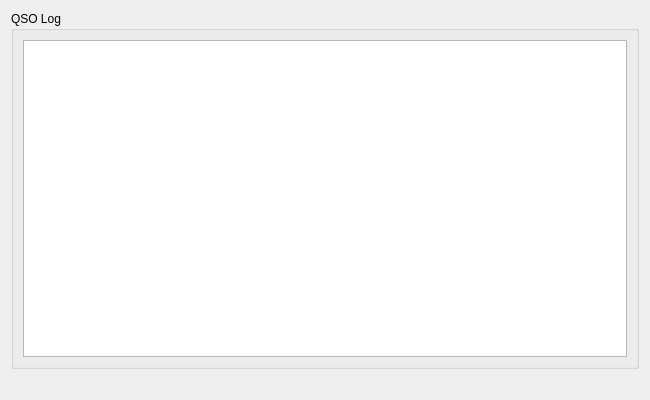
Above: ui/logviewer.ui from gladdware/qhamlog before the change. Below: the same form after it.
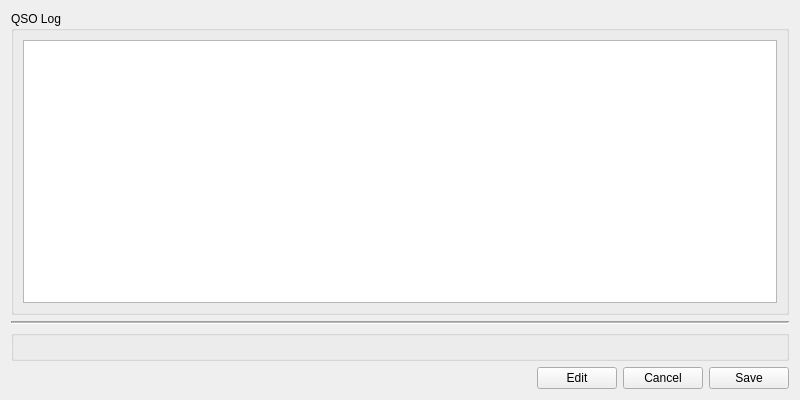
That is the form after the change. Custom widgets are drawn as their Qt base class.

Commit message: Major UI overhaul: pull QSO data form out into custom widget and begin to implement QSO record editing

```diff
--- a/ui/logviewer.ui
+++ b/ui/logviewer.ui
@@ -6,13 +6,19 @@
    <rect>
     <x>0</x>
     <y>0</y>
-    <width>650</width>
+    <width>800</width>
     <height>400</height>
    </rect>
   </property>
+  <property name="sizePolicy">
+   <sizepolicy hsizetype="MinimumExpanding" vsizetype="MinimumExpanding">
+    <horstretch>1</horstretch>
+    <verstretch>1</verstretch>
+   </sizepolicy>
+  </property>
   <property name="minimumSize">
    <size>
-    <width>650</width>
+    <width>800</width>
     <height>300</height>
    </size>
   </property>
@@ -23,7 +29,7 @@
    <item>
     <widget class="QGroupBox" name="groupBox">
      <property name="sizePolicy">
-      <sizepolicy hsizetype="Expanding" vsizetype="Expanding">
+      <sizepolicy hsizetype="Expanding" vsizetype="MinimumExpanding">
        <horstretch>1</horstretch>
        <verstretch>1</verstretch>
       </sizepolicy>
@@ -31,15 +37,21 @@
      <property name="title">
       <string>QSO Log</string>
      </property>
-     <layout class="QVBoxLayout" name="verticalLayout_2">
+     <layout class="QVBoxLayout" name="verticalLayout_2" stretch="0">
       <item>
        <widget class="QTableView" name="qsoLogTable">
         <property name="sizePolicy">
-         <sizepolicy hsizetype="Expanding" vsizetype="Expanding">
+         <sizepolicy hsizetype="MinimumExpanding" vsizetype="MinimumExpanding">
           <horstretch>1</horstretch>
           <verstretch>1</verstretch>
          </sizepolicy>
         </property>
+        <property name="minimumSize">
+         <size>
+          <width>0</width>
+          <height>120</height>
+         </size>
+        </property>
         <property name="selectionMode">
          <enum>QAbstractItemView::SingleSelection</enum>
         </property>
@@ -55,14 +67,60 @@
     </widget>
    </item>
    <item>
-    <widget class="QLabel" name="statusLbl">
-     <property name="text">
-      <string/>
+    <widget class="Line" name="line">
+     <property name="midLineWidth">
+      <number>1</number>
+     </property>
+     <property name="orientation">
+      <enum>Qt::Horizontal</enum>
      </property>
     </widget>
    </item>
+   <item>
+    <widget class="QsoDataForm" name="qsoForm"/>
+   </item>
+   <item>
+    <layout class="QHBoxLayout" name="horizontalLayout_2" stretch="1,0,0,0">
+     <item>
+      <widget class="QLabel" name="statusLbl">
+       <property name="text">
+        <string/>
+       </property>
+      </widget>
+     </item>
+     <item>
+      <widget class="QPushButton" name="editBtn">
+       <property name="text">
+        <string>Edit</string>
+       </property>
+      </widget>
+     </item>
+     <item>
+      <widget class="QPushButton" name="cancelBtn">
+       <property name="text">
+        <string>Cancel</string>
+       </property>
+      </widget>
+     </item>
+     <item>
+      <widget class="QPushButton" name="saveBtn">
+       <property name="text">
+        <string>Save</string>
+       </property>
+      </widget>
+     </item>
+    </layout>
+   </item>
   </layout>
  </widget>
+ <customwidgets>
+  <customwidget>
+   <class>QsoDataForm</class>
+   <extends>QGroupBox</extends>
+   <header>qsodataform.h</header>
+   <container>1</container>
+  </customwidget>
+ </customwidgets>
  <resources/>
  <connections/>
 </ui>
```
The commit also changes 13 other files.
